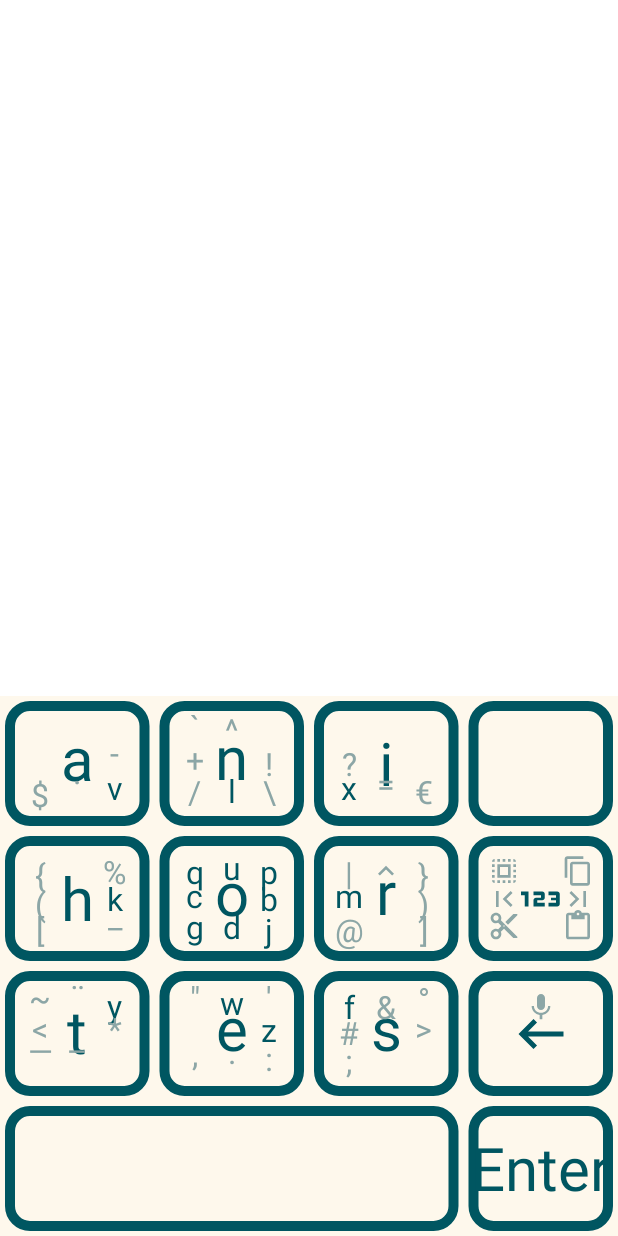
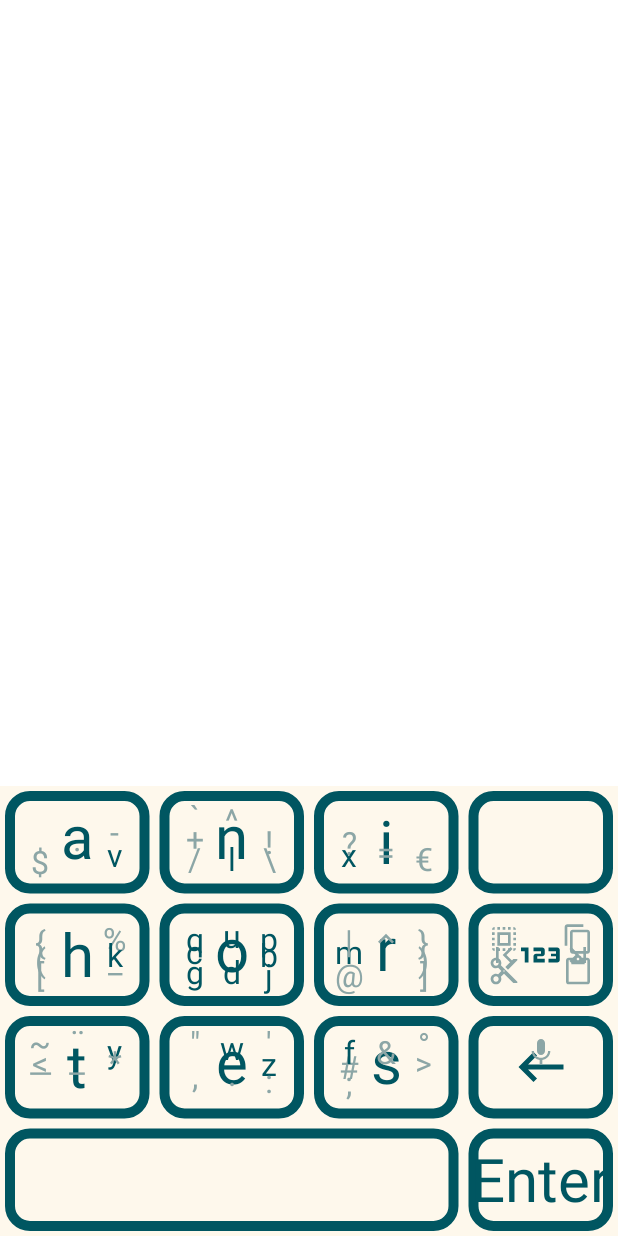
Before and after one commit to mattfbacon/messagease-better, an Android app: the layout keyboard.xml on its own in the app's theme, with its tools: preview values and no code run, on a phone screen of 412 x 824 dp. Run offline under Robolectric (Android 15) with nearby library versions, the light colour scheme and no system bars.

Commit message:
Extract height to constant
Fixes #6

```diff
--- a/app/src/main/java/nz/felle/messageasebetter/InputMethodView.java
+++ b/app/src/main/java/nz/felle/messageasebetter/InputMethodView.java
@@ -27,6 +27,8 @@ import java.util.Map;
 import java.util.Objects;
 
 public final class InputMethodView extends View {
+	static float HEIGHT = 300f;
+
 	//region Constructor Boilerplate
 	public InputMethodView(final @Nullable Context context) {
 		super(context);
@@ -380,7 +382,7 @@ public final class InputMethodView extends View {
 		final @Nullable FrameLayout.LayoutParams params = (FrameLayout.LayoutParams) getLayoutParams();
 		if (params != null) {
 			params.gravity = Gravity.BOTTOM;
-			params.height = Math.round(getResources().getDisplayMetrics().density * 360.0f);
+			params.height = Math.round(getResources().getDisplayMetrics().density * HEIGHT);
 		}
 		setLayoutParams(params);
 	}
```
